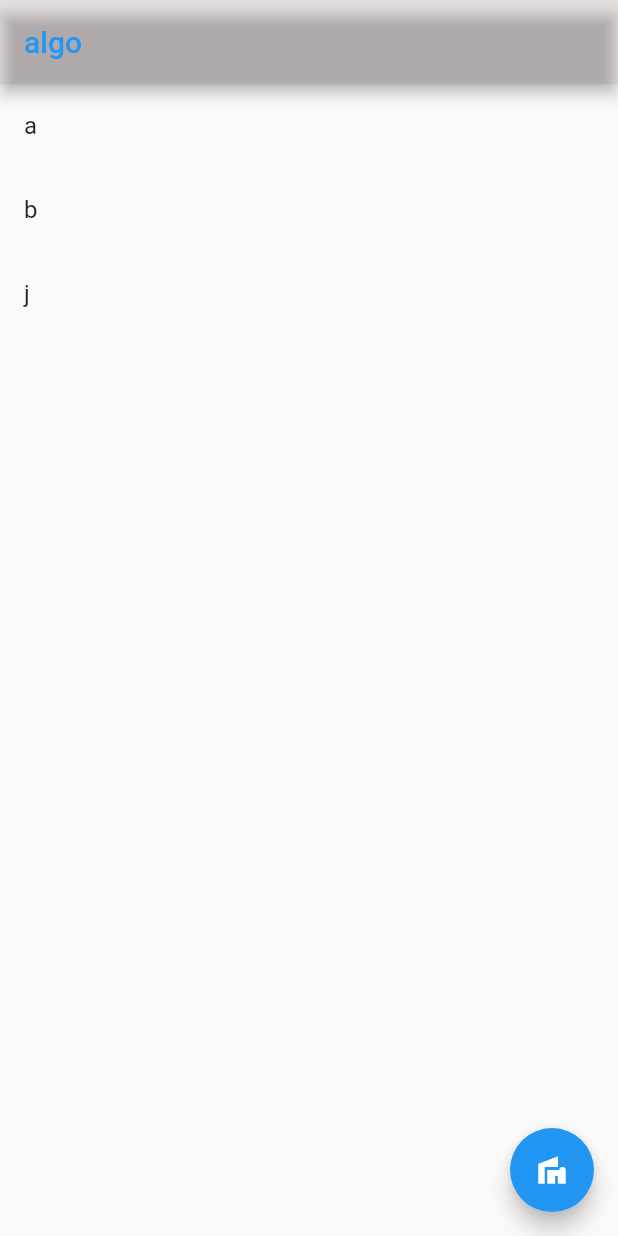
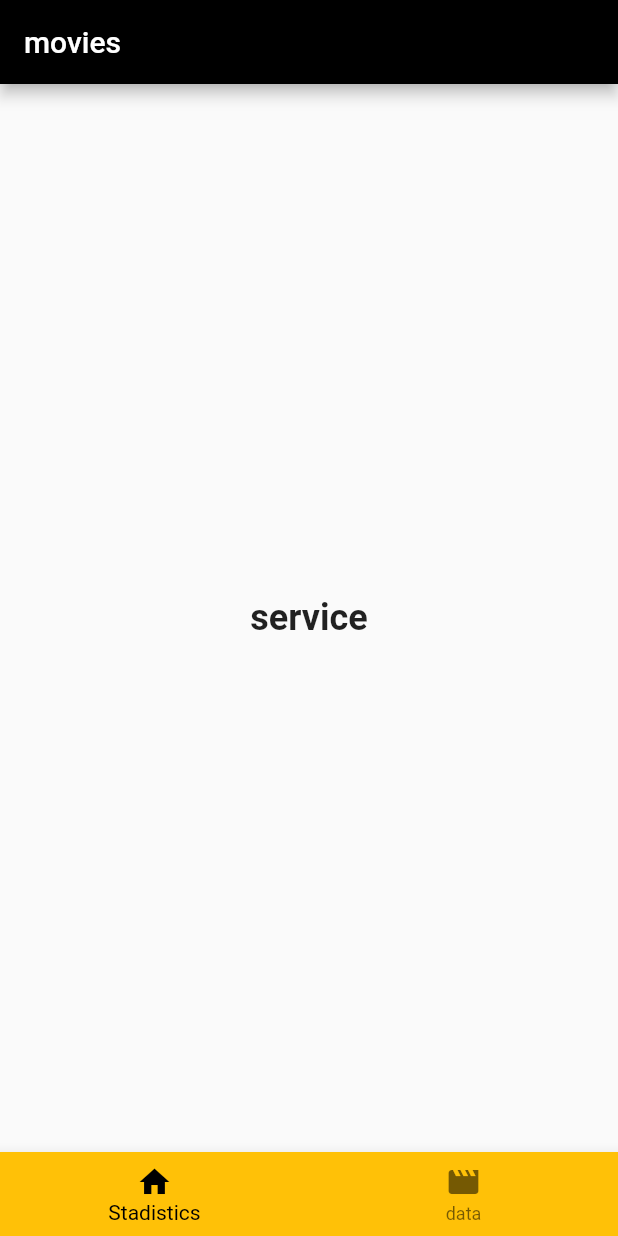
Before and after one commit to ferchodres/listandfirebase, a Flutter app: the screen it shows after launch, on a phone screen of 412 x 824 dp. Run offline on Flutter 3.47's test engine with Material 2 defaults, Android fonts, the phone set to English and light mode, and no system bars; our stand-ins replace firebase_core, firebase_database, lottie; accounts and stored records are empty.

Commit message:
semana 3

```diff
--- /dev/null
+++ b/lib/Entities/estadisticas.dart
@@ -0,0 +1,15 @@
+class Stadistics {
+  final String? ataque;
+  final String? defensa;
+  final String? velocidad;
+
+  Stadistics({this.ataque, this.defensa, this.velocidad});
+
+  factory Stadistics.fromJson(Map<String, dynamic> json) {
+    return Stadistics(
+      ataque: json['ataque'],
+      defensa: json['defensa'],
+      velocidad: json['velocidad'],
+    );
+  }
+}
--- a/lib/main.dart
+++ b/lib/main.dart
@@ -2,6 +2,7 @@ import 'package:firebase_core/firebase_core.dart';
 import 'package:firebase_database/firebase_database.dart';
 import 'package:flutter/material.dart';
 import 'package:listas_flutter/firebase_options.dart';
+import 'package:listas_flutter/splash/splash.dart';
 import 'package:listas_flutter/views/firebaselist.dart';
 import 'package:listas_flutter/views/prueba.dart';
 import 'package:listas_flutter/crud/savepage.dart';
@@ -13,8 +14,8 @@ import 'package:listas_flutter/crud/savepage.dart';
 void main() async{
 
 WidgetsFlutterBinding.ensureInitialized();
-await Firebase.initializeApp(options: DefaultFirebaseOptions.currentPlatform);
-callDatabase();
+await Firebase.initializeApp();
+
 runApp(const MyApp()); // let to run the app
 }
 
@@ -26,15 +27,15 @@ class MyApp extends StatelessWidget {
 
   @override
   Widget build(BuildContext context) {
-    return MaterialApp(
-      initialRoute: "/",
+    return const MaterialApp(
+/*       initialRoute: "/",
       routes: {
         "/": (_) => const Prueba(), // (_) es un buildcontext vacio
         "/savepage": (_) => const SavePage()
-      },
+      }, */
       title: 'Material App',
       debugShowCheckedModeBanner: false,
-      //home: const Prueba(),
+      home: Splash(),
 
     );
   }
@@ -46,10 +47,10 @@ class MyApp extends StatelessWidget {
 * this event is a listener event, which means is update on real time
 * in order to print the answer, you must convert data to something readable */
 
-void callDatabase() {
+/* void callDatabase() {
   DatabaseReference starCountRef = FirebaseDatabase.instance.ref('/registros/');
   starCountRef.onValue.listen((event) {
     final data = event.snapshot.value;
     print(data.toString());
   });
-}
+} */
--- /dev/null
+++ b/lib/views/menu.dart
@@ -0,0 +1,60 @@
+import 'package:flutter/material.dart';
+import 'dart:math';
+
+import 'package:listas_flutter/views/firebaselist.dart';
+
+class Menu extends StatefulWidget {
+  const Menu({Key? key}) : super(key: key);
+
+
+  @override
+  _Menus createState() => _Menus();
+}
+
+class _Menus extends State<Menu> {
+  int _selectedIndex = 0;
+
+  static const List<Widget>_widgetOptions = <Widget>[
+    Text('service', style: TextStyle(
+      fontSize: 24, fontWeight: FontWeight.bold),),
+    FirebaseList(),
+    Text('people', style: TextStyle(
+      fontSize: 24, fontWeight: FontWeight.bold),),
+  ];
+  Color _tema2 = Colors.primaries[
+    Random().nextInt(
+      Colors.primaries.length)
+      ];
+      void _onTimeTapped(int index) {
+    setState(() {
+      _selectedIndex = index;
+      _tema2 = Colors.primaries[Random().nextInt(Colors.primaries.length)];
+    });
+  }
+
+
+
+  @override
+  Widget build(BuildContext context) {
+    return Scaffold(
+      appBar:
+          AppBar(
+            backgroundColor: Colors.black,
+            title: const Text('movies')
+            ),
+      body: Center(
+        child: _widgetOptions.elementAt(_selectedIndex),
+      ),
+
+      bottomNavigationBar: BottomNavigationBar(
+          items: const <BottomNavigationBarItem>[
+            BottomNavigationBarItem(icon: Icon(Icons.home), label: 'Stadistics'),
+            BottomNavigationBarItem(icon: Icon(Icons.movie), label: 'data'),
+          ],
+          currentIndex: _selectedIndex,
+          selectedItemColor: Colors.black,
+          onTap: _onTimeTapped,
+          backgroundColor: Colors.amber),
+    );
+  }
+}
--- a/pubspec.yaml
+++ b/pubspec.yaml
@@ -38,6 +38,7 @@ dependencies:
   firebase_database: ^9.0.15
   firebase_crashlytics: ^2.8.1
   firebase_analytics: ^9.1.9
+  lottie: ^1.3.0
 
 dev_dependencies:
   flutter_test:
@@ -62,7 +63,8 @@ flutter:
   uses-material-design: true
 
   # To add assets to your application, add an assets section, like this:
-  # assets:
+  assets:
+      - assets/animations/
   #   - images/a_dot_burr.jpeg
   #   - images/a_dot_ham.jpeg
 
```
Also changed, not shown: assets/animations/96855-pokeball-loading-animation.json (added, +1 -0 lines), lib/Entities/model.dart (added, +18 -0 lines), lib/Entities/registers.dart (added, +26 -0 lines), lib/Entities/response.dart (added, +16 -0 lines), lib/Entities/services.dart (deleted, +0 -18 lines), lib/domains/firebase_connection.dart (added, +26 -0 lines), lib/splash/splash.dart (added, +43 -0 lines), lib/views/firebaselist.dart (+47 -10 lines), lib/splash/splash_dos.dart (added), pubspec.lock.
